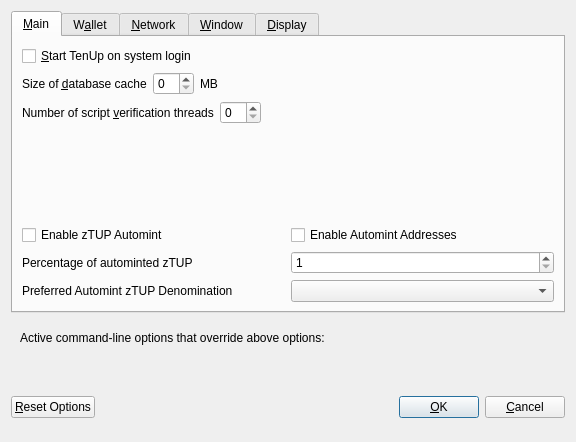
The window that src/qt/forms/optionsdialog.ui (Manticnine/TenUp) describes before a commit, drawn with Qt 5.
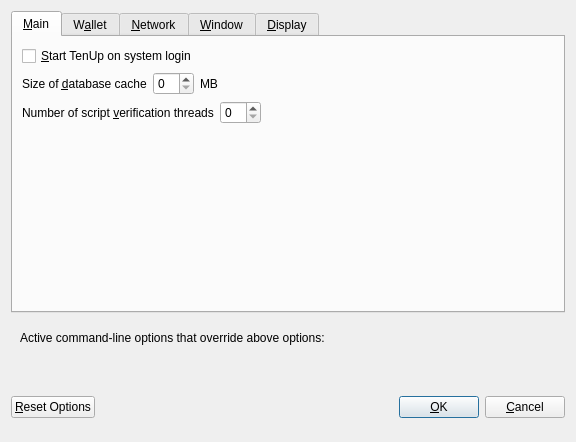
The same window after the commit. Custom widgets are drawn as their Qt base class.

Commit message: Disabled zTUP

What changed in the file:
```diff
--- a/src/qt/forms/optionsdialog.ui
+++ b/src/qt/forms/optionsdialog.ui
@@ -130,13 +130,13 @@
          </property>
         </spacer>
        </item>
+       <!-- <item>
        <item>
         <widget class="QWidget" name="verticalZtupOptionsWidget" native="true">
          <layout class="QVBoxLayout" name="verticalZtupOptionsLayout">
           <property name="margin">
            <number>0</number>
           </property>
-          <item>
            <layout class="QHBoxLayout" name="horizontalAutomintingLayout">
             <item>
              <widget class="QCheckBox" name="checkBoxZeromintEnable">
@@ -234,7 +234,7 @@
           </item>
          </layout>
         </widget>
-       </item>
+       </item> -->
       </layout>
      </widget>
      <widget class="QWidget" name="tabWallet">
```
The commit also changes 1 other file.
